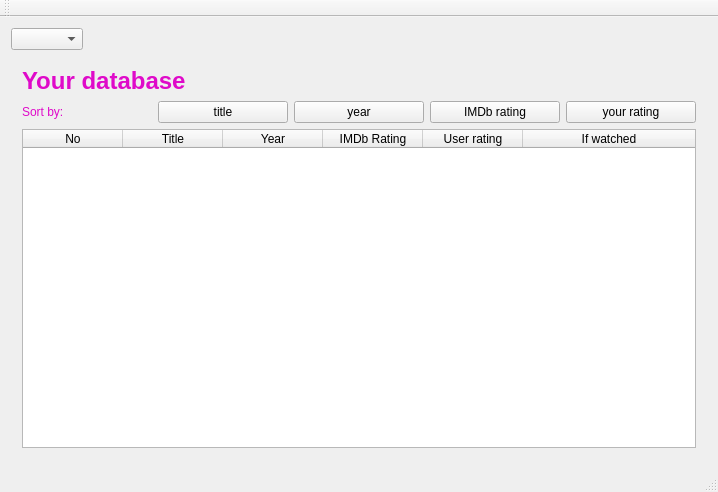
First picture: the form in mainwindow.ui, repository pikulm/FilmLibrary, before the edit.
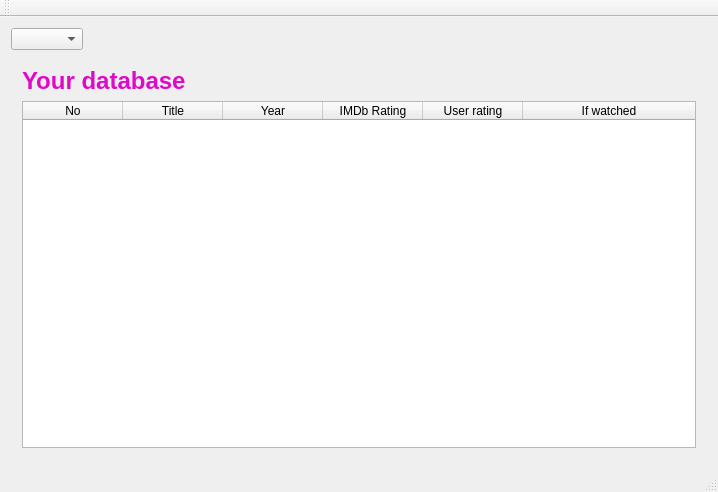
Second picture: the form after the edit.

Commit message: Filled the table with data, which can be automatically sorted; refreshing the table

The edit to the form file:
```diff
--- a/mainwindow.ui
+++ b/mainwindow.ui
@@ -229,52 +229,7 @@
       </widget>
       <widget class="QWidget" name="page_3">
        <layout class="QGridLayout" name="gridLayout_3">
-        <item row="0" column="0" colspan="5">
-         <widget class="QLabel" name="label_21">
-          <property name="text">
-           <string>&lt;html&gt;&lt;head/&gt;&lt;body&gt;&lt;h1 style=&quot; margin-top:18px; margin-bottom:12px; margin-left:0px; margin-right:0px; -qt-block-indent:0; text-indent:0px;&quot;&gt;&lt;span style=&quot; font-size:xx-large; font-weight:600; color:#df0ac9;&quot;&gt;Your database&lt;/span&gt;&lt;/h1&gt;&lt;/body&gt;&lt;/html&gt;</string>
-          </property>
-          <property name="textFormat">
-           <enum>Qt::RichText</enum>
-          </property>
-         </widget>
-        </item>
-        <item row="1" column="0">
-         <widget class="QLabel" name="label_22">
-          <property name="text">
-           <string>&lt;font color=#df0ac9&gt;Sort by:&lt;/font&gt;</string>
-          </property>
-         </widget>
-        </item>
-        <item row="1" column="1">
-         <widget class="QPushButton" name="titleButton">
-          <property name="text">
-           <string>title</string>
-          </property>
-         </widget>
-        </item>
-        <item row="1" column="2">
-         <widget class="QPushButton" name="yearButton">
-          <property name="text">
-           <string>year</string>
-          </property>
-         </widget>
-        </item>
-        <item row="1" column="3">
-         <widget class="QPushButton" name="imdbRatingButton">
-          <property name="text">
-           <string>IMDb rating</string>
-          </property>
-         </widget>
-        </item>
-        <item row="1" column="4">
-         <widget class="QPushButton" name="userRatingButton">
-          <property name="text">
-           <string>your rating</string>
-          </property>
-         </widget>
-        </item>
-        <item row="2" column="0" colspan="5">
+        <item row="1" column="0" colspan="2">
          <widget class="QTableWidget" name="tableWidget">
           <attribute name="horizontalHeaderStretchLastSection">
            <bool>true</bool>
@@ -311,6 +266,16 @@
           </column>
          </widget>
         </item>
+        <item row="0" column="0" colspan="2">
+         <widget class="QLabel" name="label_21">
+          <property name="text">
+           <string>&lt;html&gt;&lt;head/&gt;&lt;body&gt;&lt;h1 style=&quot; margin-top:18px; margin-bottom:12px; margin-left:0px; margin-right:0px; -qt-block-indent:0; text-indent:0px;&quot;&gt;&lt;span style=&quot; font-size:xx-large; font-weight:600; color:#df0ac9;&quot;&gt;Your database&lt;/span&gt;&lt;/h1&gt;&lt;/body&gt;&lt;/html&gt;</string>
+          </property>
+          <property name="textFormat">
+           <enum>Qt::RichText</enum>
+          </property>
+         </widget>
+        </item>
        </layout>
       </widget>
      </widget>
```
Left out of the diff: 21 changed lines with no effect on the pictures. The commit also changes 2 other files.
